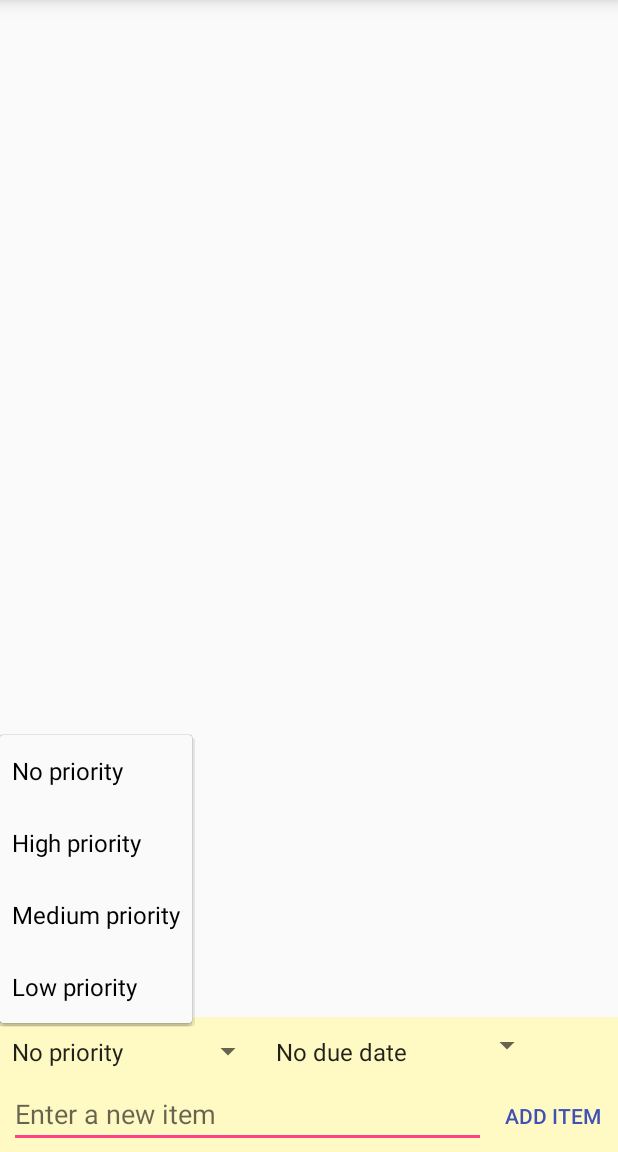
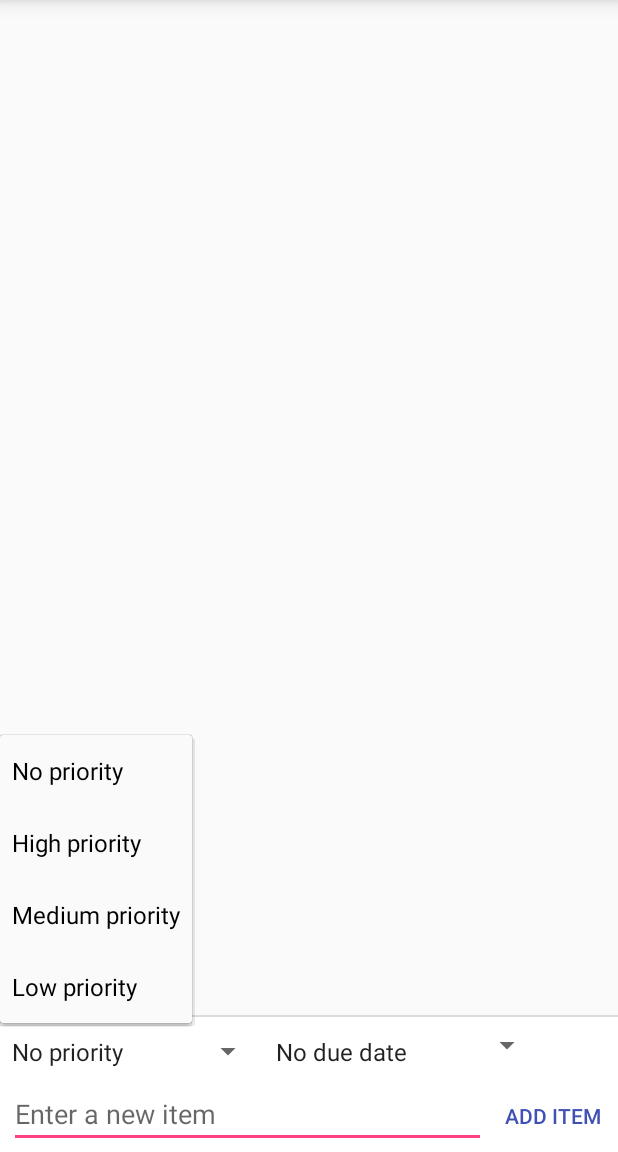
Before and after one commit to weibeld/AndroidTodo, an Android app: the screen it shows after launch (MainActivity), after a tap on "No priority", on a phone screen of 412 x 824 dp, the part 84-1236 px from its top. Run offline under Robolectric (Android 15) with nearby library versions, the phone set to English and light mode, and no system bars; libraries missing offline, so code that uses them is left out: nl.qbusict.cupboard; 6 statements that could not run were skipped.

Commit message:
Change colour of input form

```diff
--- a/app/src/main/java/org/weibeld/mytodo/FormFragment.java
+++ b/app/src/main/java/org/weibeld/mytodo/FormFragment.java
@@ -8,7 +8,6 @@ import android.app.Fragment;
 import android.content.DialogInterface;
 import android.content.Intent;
 import android.database.sqlite.SQLiteDatabase;
-import android.graphics.Color;
 import android.os.Bundle;
 import android.support.annotation.Nullable;
 import android.view.LayoutInflater;
@@ -144,12 +143,12 @@ public class FormFragment extends Fragment {
 
         // Customise look and feel
         if (isInMainActivity()) {
-            rootView.findViewById(R.id.form_container).setBackgroundColor(Color.parseColor("#FFF9C4"));
+            rootView.findViewById(R.id.form_container).setBackgroundColor(getResources().getColor(android.R.color.background_light));
+            //rootView.findViewById(R.id.form_container).setBackgroundColor(Color.parseColor("#E1F5FE"));
             mButton.setText(R.string.button_add);
             mEditText.setHint(R.string.hint_new);
         }
         else if (isInEditActivity()) {
-            rootView.findViewById(R.id.form_container).setBackgroundColor(Color.TRANSPARENT);
             mButton.setText(R.string.button_save);
             mEditText.setHint(R.string.hint_edit);
         }
--- a/app/src/main/res/layout/activity_main.xml
+++ b/app/src/main/res/layout/activity_main.xml
@@ -25,9 +25,12 @@
         android:layout_height="0dp"
         android:layout_weight="1" />
 
+    <!-- Simulate a list divider with 1dp padding and background color. -->
     <FrameLayout
         android:layout_width="match_parent"
         android:layout_height="wrap_content"
-        android:id="@+id/fragment_container" />
+        android:id="@+id/fragment_container"
+        android:paddingTop="1dp"
+        android:background="?android:attr/listDivider"/>
 
 </LinearLayout>
```
